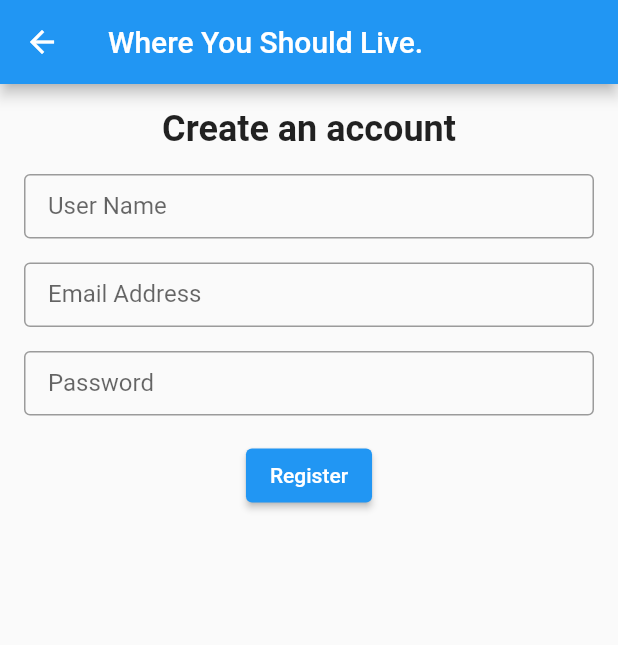
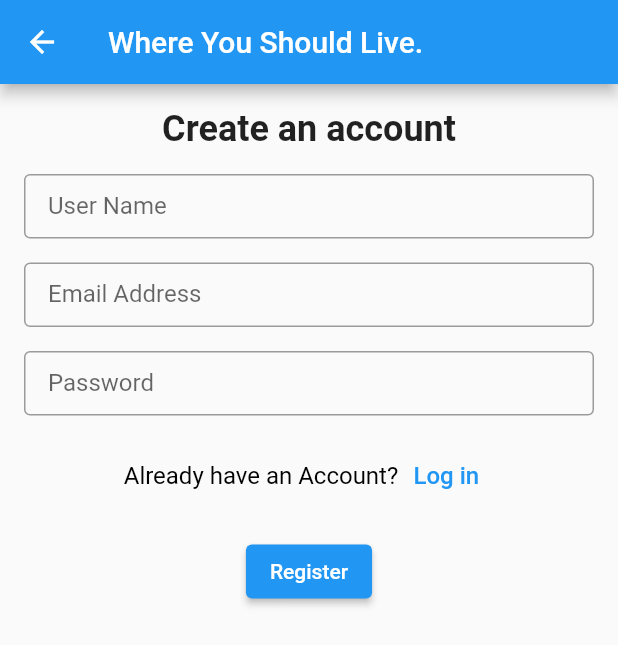
Before and after one commit to IT314-Group-34/IT314_project_34, a Flutter app: the SignUpPage screen opened directly, on a phone screen of 412 x 824 dp. Shown: the top 645 px of the screen. Run offline on Flutter 3.47's test engine with Material 2 defaults, Android fonts, the light colour scheme and no system bars; our stand-ins replace cloud_firestore, firebase_auth, firebase_core, get, google_fonts, google_sign_in and 4 more; missing offline and left inert: card_example; accounts and stored records are empty; key blocks and very long unbroken strings in the code were emptied for the run.

Commit message:
add "already have an Account?" feature

```diff
--- a/where_should_you_live/lib/sign_up.dart
+++ b/where_should_you_live/lib/sign_up.dart
@@ -150,6 +150,31 @@ class _SignUpPageState extends State<SignUpPage> {
                       },
                     ),
                     SizedBox(height: 16),
+                    Row(
+                      mainAxisAlignment: MainAxisAlignment.center,
+                      children: [
+                        Text(
+                          'Already have an Account?',
+                          style: TextStyle(
+                            fontSize: 16,
+                            color: Colors.black,
+                          ),
+                        ),
+                        TextButton(
+                          onPressed: () {
+                            // TODO: Implement login page logic
+                          },
+                          child: Text(
+                            'Log in',
+                            style: TextStyle(
+                              fontSize: 16.0,
+                              color: Colors.blue,
+                            ),
+                          ),
+                        ),
+                      ],
+                    ),
+                    SizedBox(height: 16),
                     Center(
                       child: ElevatedButton(
                         onPressed: () {
```
